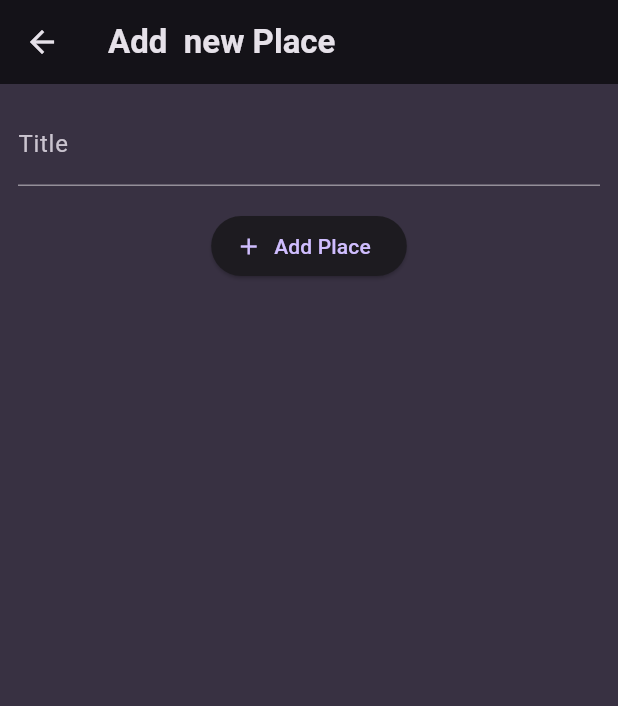
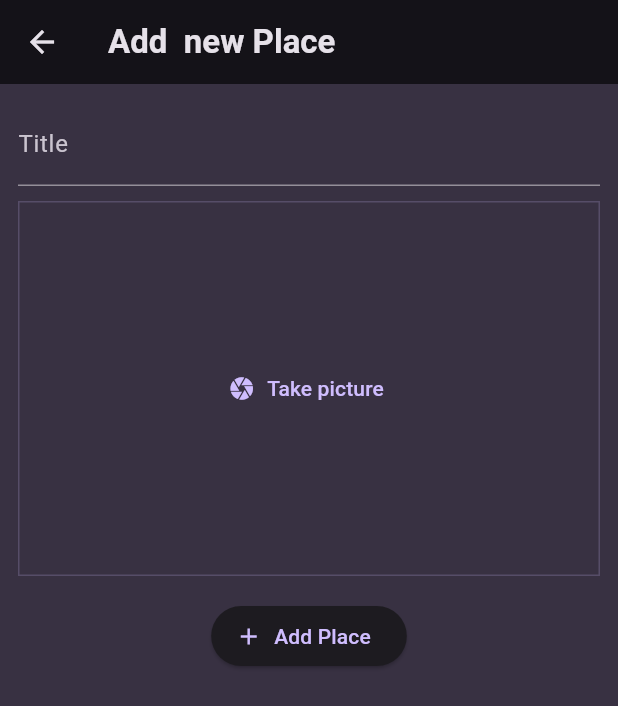
Before and after one commit to Branimir026/favorite_places_app, a Flutter app: the AddPlaceScreen screen opened directly, on a phone screen of 412 x 824 dp. Shown: the top 706 px of the screen. Run offline on Flutter 3.47's test engine with Material 3 defaults, Android fonts, the phone set to English and light mode, and no system bars; our stand-ins replace flutter_riverpod, google_fonts.

Commit message:
adding a "pick an image" input

```diff
--- a/lib/screens/add_place.dart
+++ b/lib/screens/add_place.dart
@@ -2,6 +2,7 @@ import 'package:flutter/material.dart';
 import 'package:flutter_riverpod/flutter_riverpod.dart';
 
 import 'package:favorite_places_app/providers/user_places.dart';
+import 'package:favorite_places_app/widgets/image_input.dart';
 
 class AddPlaceScreen extends ConsumerStatefulWidget {
   const AddPlaceScreen({super.key});
@@ -48,6 +49,8 @@ class _AddPlaceScreenState extends ConsumerState<AddPlaceScreen> {
               controller: _titleController,
               style: TextStyle(color: Theme.of(context).colorScheme.onSurface),
             ),
+            const SizedBox(height: 10),
+            ImageInput(),
             const SizedBox(height: 16),
             ElevatedButton.icon(
               onPressed: _savePlace,
--- /dev/null
+++ b/lib/widgets/image_input.dart
@@ -0,0 +1,34 @@
+import 'package:flutter/material.dart';
+
+class ImageInput extends StatefulWidget {
+  const ImageInput({super.key});
+
+  @override
+  State<ImageInput> createState() {
+    return _ImageInputState();
+  }
+}
+
+class _ImageInputState extends State<ImageInput> {
+  void _takePicture() {}
+
+  @override
+  Widget build(BuildContext context) {
+    return Container(
+      decoration: BoxDecoration(
+        border: Border.all(
+          width: 1,
+          color: Theme.of(context).colorScheme.primary.withOpacity(0.2),
+        ),
+      ),
+      height: 250,
+      width: double.infinity,
+      alignment: Alignment.center,
+      child: TextButton.icon(
+        icon: const Icon(Icons.camera),
+        onPressed: _takePicture,
+        label: const Text('Take picture'),
+      ),
+    );
+  }
+}
```
